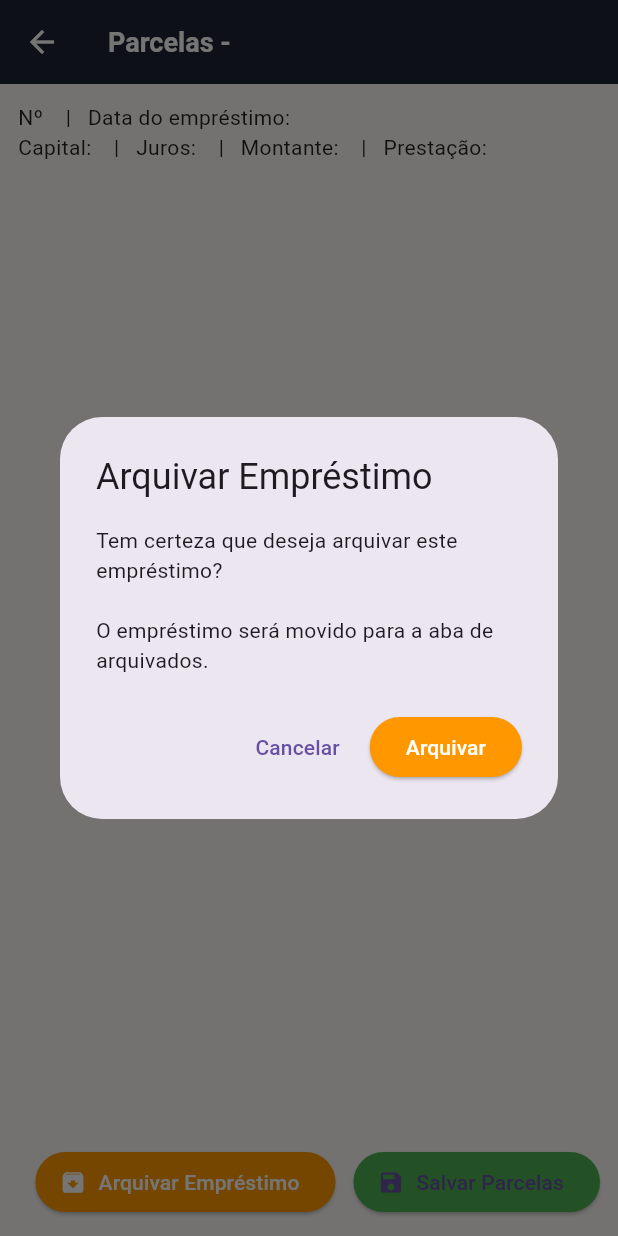
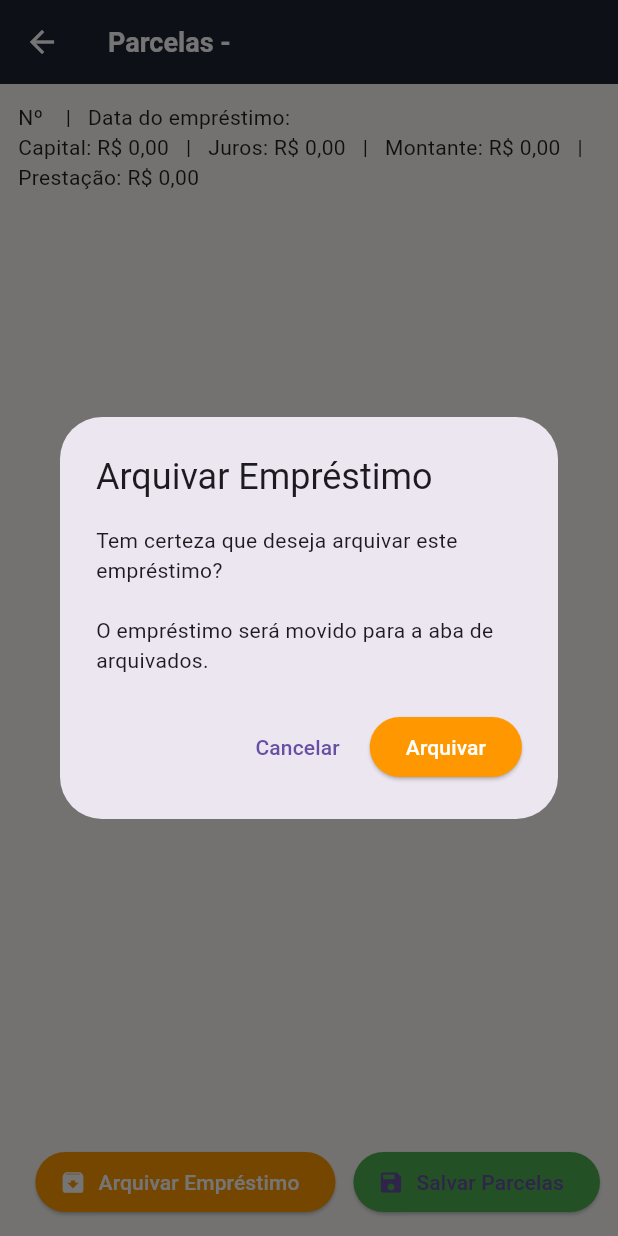
Before and after one commit to Cortexautocom/agiota-online, a Flutter app: the ParcelasPage screen opened directly with empty values, after a tap on "Arquivar Empréstimo", on a phone screen of 412 x 824 dp. Run offline on Flutter 3.47's test engine with Material 3 defaults, Android fonts, the phone set to English and light mode, and no system bars; our stand-ins replace mask_text_input_formatter, supabase_flutter; accounts and stored records are empty.

Commit message:
Concluída a correção da legenda com informações das parcelas em parcelas_page

```diff
--- a/lib/parcelas_page.dart
+++ b/lib/parcelas_page.dart
@@ -34,11 +34,6 @@ class _ParcelasPageState extends State<ParcelasPage> {
     final numero = widget.emprestimo["numero"] ?? "";
     final dataInicio = formatarData(widget.emprestimo["data_inicio"]);
 
-
-    // 🔹 usa parseMoeda e fmtMoeda para garantir "R$ 0,00" se for zero ou vazio
-    final valor = service.parseMoeda("${widget.emprestimo["valor"] ?? "0"}");
-    final juros = service.parseMoeda("${widget.emprestimo["juros"] ?? "0"}");
-
     return Scaffold(
       appBar: AppBar(
         title: Text("Parcelas - $cliente"),
@@ -69,11 +64,11 @@ class _ParcelasPageState extends State<ParcelasPage> {
               children: [
                 // 🔹 Resumo
                 Text(
-                  "Nº $numero   |   Data do empréstimo: $dataInicio\n"  // 🔹 3 espaços
-                  "Capital: ${service.fmtMoeda(valor)}   |   "  // 🔹 3 espaços
-                  "Juros: ${service.fmtMoeda(juros / 100)}   |   "  // 🔹 3 espaços
-                  "Montante: ${service.fmtMoeda((valor + juros) / 100)}   |   "  // 🔹 3 espaços
-                  "Prestação: ${service.fmtMoeda(widget.emprestimo['prestacao']?.toString().replaceAll('.', ','))}",
+                  "Nº $numero   |   Data do empréstimo: $dataInicio\n"
+                  "Capital: ${service.fmtMoeda2(widget.emprestimo['valor'])}   |   "
+                  "Juros: ${service.fmtMoeda2(widget.emprestimo['juros'])}   |   "
+                  "Montante: ${service.fmtMoeda2(widget.emprestimo['valor'] + widget.emprestimo['juros'])}   |   "
+                  "Prestação: ${service.fmtMoeda2(widget.emprestimo['prestacao'])}",
                   style: const TextStyle(color: Colors.black87, fontSize: 14),
                 ),
                 const SizedBox(height: 12),
@@ -227,4 +222,5 @@ class _ParcelasPageState extends State<ParcelasPage> {
       ),
     );
   }
+
 }
--- a/lib/parcelas_service.dart
+++ b/lib/parcelas_service.dart
@@ -28,6 +28,32 @@ class ParcelasService {
     if (numero == null) return "R\$ 0,00";
     return _formatter.format(numero);
   }
+
+  /// 🔹 Formata moeda SEM ponto para valores abaixo de 1000
+  String fmtMoeda2(dynamic valor) {
+    if (valor == null) return "R\$ 0,00";
+
+    String txt = valor.toString().trim();
+
+    // remove símbolo de moeda se já tiver
+    txt = txt.replaceAll("R\$", "").trim();
+
+    // substitui vírgula por ponto (caso venha no formato errado)
+    txt = txt.replaceAll(",", ".");
+
+    final num? numero = num.tryParse(txt);
+    if (numero == null) return "R\$ 0,00";
+
+    // ✅ formata no padrão brasileiro
+    final formatador = NumberFormat.currency(
+      locale: "pt_BR",
+      symbol: "R\$",
+      decimalDigits: 2,
+    );
+
+    return formatador.format(numero);
+  }
+
 
   /// 🔹 Converte texto de moeda para double
   double parseMoeda(String txt) {
```
Also changed, not shown: lib/utils.dart (+21 -0 lines).
